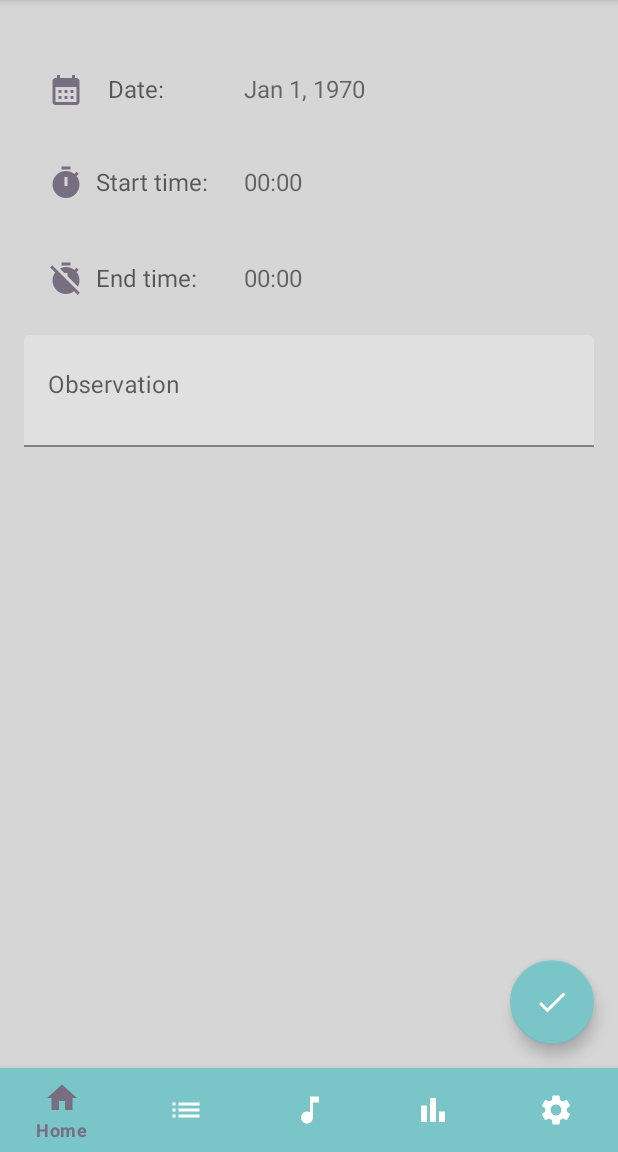
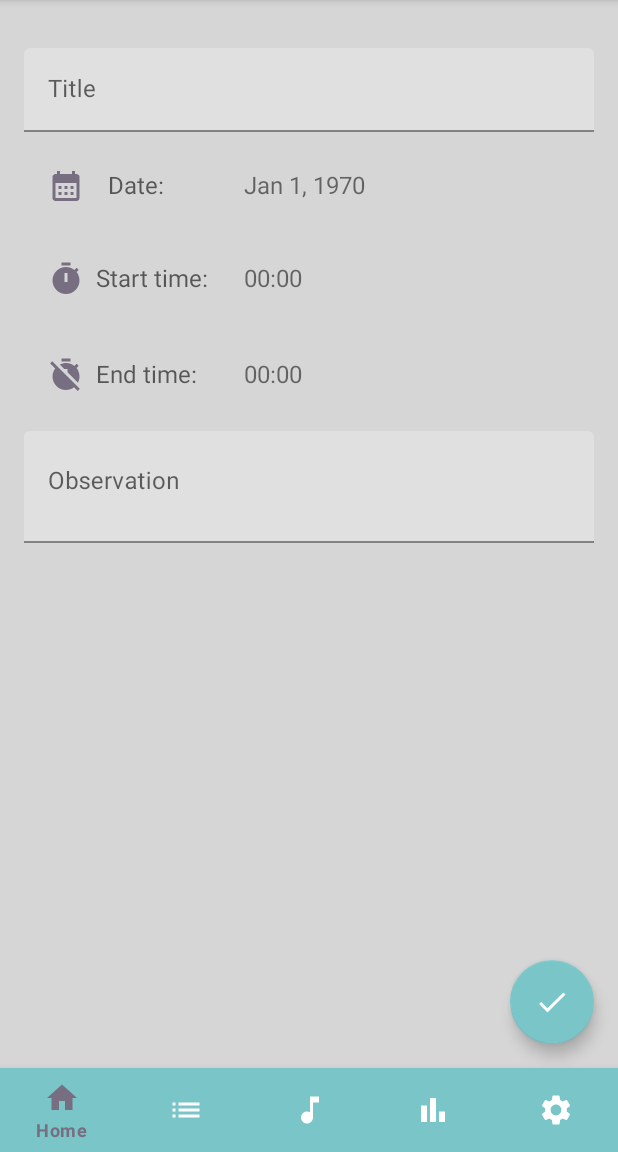
Before and after one commit to bruno13palhano/sleeptight, an Android app: the fragment NapFragment placed in its activity, after a tap on "Done", on a phone screen of 412 x 824 dp, the part 84-1236 px from its top. Run offline under Robolectric (Android 15) with nearby library versions, the light colour scheme and no system bars; our stand-ins replace Dagger/Hilt's generated code, Firebase (no records; nobody signed in at launch, a user with empty details on screens opened directly), Room's generated code, data binding, navigation-ui; 4 statements that could not run were skipped.

Commit message:
Added title and refactored

```diff
--- a/app/src/main/java/com/bruno13palhano/sleeptight/ui/nap/NapFragment.kt
+++ b/app/src/main/java/com/bruno13palhano/sleeptight/ui/nap/NapFragment.kt
@@ -13,7 +13,6 @@ import androidx.lifecycle.Lifecycle
 import androidx.lifecycle.lifecycleScope
 import androidx.lifecycle.repeatOnLifecycle
 import androidx.navigation.fragment.findNavController
-import com.bruno13palhano.model.Nap
 import com.bruno13palhano.sleeptight.R
 import com.bruno13palhano.sleeptight.databinding.FragmentNapBinding
 import com.bruno13palhano.sleeptight.ui.util.TimePickerUtil
@@ -28,12 +27,6 @@ class NapFragment : Fragment() {
     private val binding get() = _binding!!
     private val viewModel: NapViewModel by viewModels()
     private var napId: Long = 0L
-
-    private var date = 0L
-    private var startTime = 0L
-    private var endTime = 0L
-    private var sleepTime = 0L
-    private var observation = ""
 
     private lateinit var datePicker: MaterialDatePicker<Long>
     private lateinit var startTimePicker: MaterialTimePicker
@@ -58,30 +51,17 @@ class NapFragment : Fragment() {
             viewLifecycleOwner.repeatOnLifecycle(Lifecycle.State.STARTED) {
                 launch {
                     viewModel.date.collect {
-                        date = it
                         setDatePicker(it)
                     }
                 }
                 launch {
                     viewModel.startTime.collect {
-                        startTime = it
                         setStartTimePicker(it)
                     }
                 }
                 launch {
                     viewModel.endTime.collect {
-                        endTime = it
                         setEndTimePicker(it)
-                    }
-                }
-                launch {
-                    viewModel.sleepTime.collect {
-                        sleepTime = it
-                    }
-                }
-                launch {
-                    viewModel.observation.collect {
-                        observation = it
                     }
                 }
             }
@@ -123,16 +103,7 @@ class NapFragment : Fragment() {
 
     fun updatePath() {
         findNavController().navigateUp()
-        viewModel.updateNap(
-            Nap(
-                id = napId,
-                date = date,
-                startTime = startTime,
-                endTime = endTime,
-                sleepTime = sleepTime,
-                observation = observation
-            )
-        )
+        viewModel.updateNap(napId)
     }
 
     fun onDateClick() {
--- a/app/src/main/java/com/bruno13palhano/sleeptight/ui/nap/NapViewModel.kt
+++ b/app/src/main/java/com/bruno13palhano/sleeptight/ui/nap/NapViewModel.kt
@@ -73,11 +73,13 @@ class NapViewModel @Inject constructor(
             started = WhileSubscribed(5_000)
         )
 
+    val title = MutableStateFlow("")
     val observation = MutableStateFlow("")
 
     fun getNap(id: Long) {
         viewModelScope.launch {
             napRepository.getNapByIdStream(id).collect {
+                title.value = it.title
                 date.value = it.date
                 startTime.value = it.startTime
                 endTime.value = it.endTime
@@ -86,7 +88,16 @@ class NapViewModel @Inject constructor(
         }
     }
 
-    fun updateNap(nap: Nap) {
+    fun updateNap(id: Long) {
+        val nap = Nap(
+            id = id,
+            title = title.value,
+            date = date.value,
+            startTime = startTime.value,
+            endTime = endTime.value,
+            sleepTime = sleepTime.value,
+            observation = observation.value
+        )
         viewModelScope.launch {
             napRepository.updateNap(nap)
         }
--- a/app/src/main/res/layout/fragment_nap.xml
+++ b/app/src/main/res/layout/fragment_nap.xml
@@ -22,26 +22,46 @@
             android:layout_width="match_parent"
             android:layout_height="match_parent">
 
+            <com.google.android.material.textfield.TextInputLayout
+                android:id="@+id/title_layout"
+                android:layout_width="0dp"
+                android:layout_height="wrap_content"
+                android:layout_marginStart="16dp"
+                android:layout_marginTop="32dp"
+                android:layout_marginEnd="16dp"
+                android:hint="@string/title_label"
+                app:layout_constraintEnd_toEndOf="parent"
+                app:layout_constraintStart_toStartOf="parent"
+                app:layout_constraintTop_toTopOf="parent">
+
+                <com.google.android.material.textfield.TextInputEditText
+                    android:id="@+id/new_nap_title"
+                    android:layout_width="match_parent"
+                    android:layout_height="match_parent"
+                    android:maxLines="1"
+                    android:text="@={viewModel.title}" />
+            </com.google.android.material.textfield.TextInputLayout>
+
             <TextView
                 android:id="@+id/date_label"
                 android:layout_width="0dp"
                 android:layout_height="wrap_content"
-                android:layout_marginTop="32dp"
+                android:layout_marginTop="8dp"
+                android:drawablePadding="16dp"
+                android:hint="@string/date_tag"
                 android:padding="16dp"
                 android:textSize="16sp"
-                android:hint="@string/date_tag"
+                app:drawableStartCompat="@drawable/baseline_calendar_month_24"
                 app:layout_constraintEnd_toEndOf="@+id/start_label"
                 app:layout_constraintStart_toStartOf="@+id/start_label"
-                app:layout_constraintTop_toTopOf="parent"
-                app:drawableStartCompat="@drawable/baseline_calendar_month_24"
-                android:drawablePadding="16dp" />
+                app:layout_constraintTop_toBottomOf="@+id/title_layout" />
 
             <TextView
                 android:id="@+id/date"
                 android:layout_width="0dp"
                 android:layout_height="wrap_content"
                 android:layout_marginStart="8dp"
-                android:layout_marginTop="32dp"
+                android:layout_marginTop="8dp"
                 android:layout_marginEnd="16dp"
                 android:hint="@string/date_label"
                 android:onClick="@{v -> uiEvents.onDateClick()}"
@@ -50,7 +70,7 @@
                 android:textSize="16sp"
                 app:layout_constraintEnd_toEndOf="parent"
                 app:layout_constraintStart_toEndOf="@+id/date_label"
-                app:layout_constraintTop_toTopOf="parent" />
+                app:layout_constraintTop_toBottomOf="@+id/title_layout" />
 
             <TextView
                 android:id="@+id/start_label"
```
